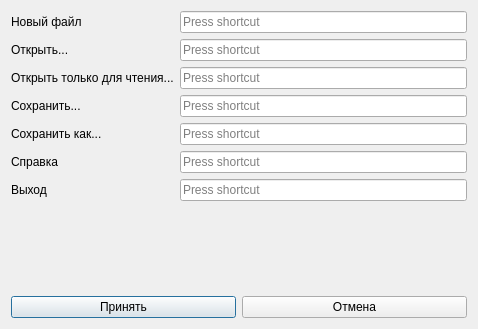
First picture: the form in notepad/dialogchangeshotcuts.ui, repository Schaika/Geekbrains-QT, before the edit.
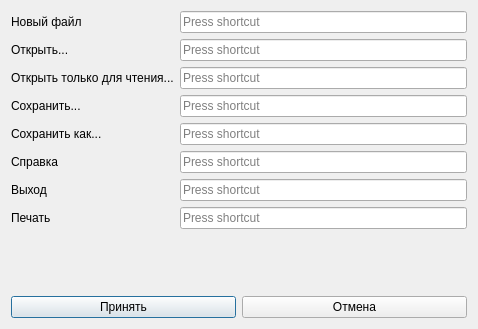
Second picture: the form after the edit.

What changed in the file:
```diff
--- a/notepad/dialogchangeshotcuts.ui
+++ b/notepad/dialogchangeshotcuts.ui
@@ -115,6 +115,16 @@
        </property>
       </widget>
      </item>
+     <item row="7" column="0">
+      <widget class="QLabel" name="label_8">
+       <property name="text">
+        <string>Печать</string>
+       </property>
+      </widget>
+     </item>
+     <item row="7" column="1">
+      <widget class="QKeySequenceEdit" name="keySequenceEdit_print"/>
+     </item>
     </layout>
    </item>
   </layout>
```
